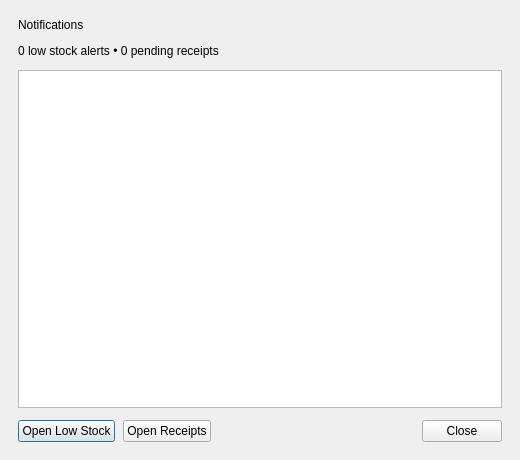
Qt form InventoryQtApp/NotificationDialog.ui (Felipeact/InventoryQtApp) before a commit.
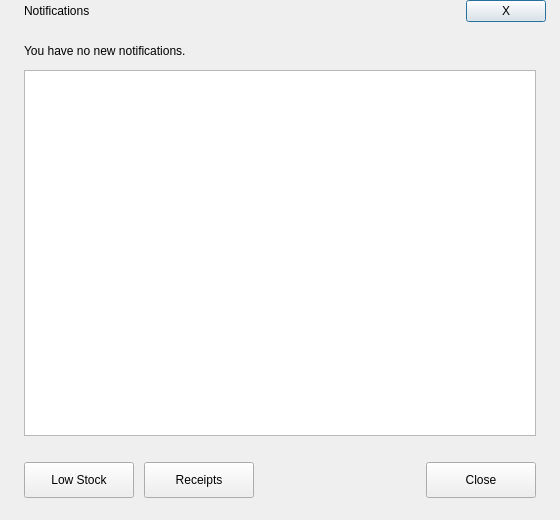
The same form after that commit.

What changed in the file:
```diff
--- a/InventoryQtApp/NotificationDialog.ui
+++ b/InventoryQtApp/NotificationDialog.ui
@@ -1,112 +1,47 @@
 <?xml version="1.0" encoding="UTF-8"?>
 <ui version="4.0">
-	<class>NotificationDialogClass</class>
-	<widget class="QDialog" name="NotificationDialogClass">
-		<property name="geometry">
-			<rect>
-				<x>0</x>
-				<y>0</y>
-				<width>520</width>
-				<height>460</height>
-			</rect>
-		</property>
-		<property name="windowTitle">
-			<string>Notifications</string>
-		</property>
-		<layout class="QVBoxLayout" name="mainLayout">
-			<property name="leftMargin">
-				<number>18</number>
-			</property>
-			<property name="topMargin">
-				<number>18</number>
-			</property>
-			<property name="rightMargin">
-				<number>18</number>
-			</property>
-			<property name="bottomMargin">
-				<number>18</number>
-			</property>
-			<property name="spacing">
-				<number>12</number>
-			</property>
-
-			<item>
-				<widget class="QLabel" name="titleLabel">
-					<property name="text">
-						<string>Notifications</string>
-					</property>
-				</widget>
-			</item>
-
-			<item>
-				<widget class="QLabel" name="summaryLabel">
-					<property name="text">
-						<string>0 low stock alerts • 0 pending receipts</string>
-					</property>
-				</widget>
-			</item>
-
-			<item>
-				<widget class="QTextEdit" name="notificationText">
-					<property name="readOnly">
-						<bool>true</bool>
-					</property>
-					<property name="minimumSize">
-						<size>
-							<width>0</width>
-							<height>300</height>
-						</size>
-					</property>
-				</widget>
-			</item>
-
-			<item>
-				<layout class="QHBoxLayout" name="buttonLayout">
-					<property name="spacing">
-						<number>8</number>
-					</property>
-
-					<item>
-						<widget class="QPushButton" name="openLowStockButton">
-							<property name="text">
-								<string>Open Low Stock</string>
-							</property>
-						</widget>
-					</item>
-
-					<item>
-						<widget class="QPushButton" name="openReceiptsButton">
-							<property name="text">
-								<string>Open Receipts</string>
-							</property>
-						</widget>
-					</item>
-
-					<item>
-						<spacer name="buttonSpacer">
-							<property name="orientation">
-								<enum>Qt::Horizontal</enum>
-							</property>
-							<property name="sizeHint" stdset="0">
-								<size>
-									<width>20</width>
-									<height>20</height>
-								</size>
-							</property>
-						</spacer>
-					</item>
-
-					<item>
-						<widget class="QPushButton" name="closeButton">
-							<property name="text">
-								<string>Close</string>
-							</property>
-						</widget>
-					</item>
-				</layout>
-			</item>
-		</layout>
-	</widget>
-	<resources/>
-	<connections/>
+ <class>NotificationDialogClass</class>
+ <widget class="QDialog" name="NotificationDialogClass">
+  <property name="geometry"><rect><x>0</x><y>0</y><width>560</width><height>520</height></rect></property>
+  <property name="minimumSize"><size><width>560</width><height>520</height></size></property>
+  <property name="windowTitle"><string>Notifications</string></property>
+  <layout class="QVBoxLayout" name="rootLayout">
+   <property name="leftMargin"><number>0</number></property><property name="topMargin"><number>0</number></property>
+   <property name="rightMargin"><number>0</number></property><property name="bottomMargin"><number>0</number></property>
+   <property name="spacing"><number>0</number></property>
+   <item>
+    <widget class="QWidget" name="dialogCard" native="true">
+     <layout class="QVBoxLayout" name="dialogCardLayout">
+      <property name="leftMargin"><number>0</number></property><property name="topMargin"><number>0</number></property>
+      <property name="rightMargin"><number>0</number></property><property name="bottomMargin"><number>0</number></property>
+      <property name="spacing"><number>0</number></property>
+      <item>
+       <widget class="QWidget" name="headerContainer" native="true">
+        <layout class="QHBoxLayout" name="headerLayout">
+         <property name="leftMargin"><number>24</number></property><property name="topMargin"><number>0</number></property>
+         <property name="rightMargin"><number>14</number></property><property name="bottomMargin"><number>0</number></property>
+         <item><widget class="QLabel" name="titleLabel"><property name="text"><string>Notifications</string></property></widget></item>
+         <item><spacer name="headerSpacer"><property name="orientation"><enum>Qt::Horizontal</enum></property><property name="sizeHint" stdset="0"><size><width>40</width><height>20</height></size></property></spacer></item>
+         <item><widget class="QPushButton" name="closeButton"><property name="cursor"><cursorShape>PointingHandCursor</cursorShape></property><property name="text"><string>X</string></property></widget></item>
+        </layout>
+       </widget>
+      </item>
+      <item>
+       <widget class="QWidget" name="formContainer" native="true">
+        <layout class="QVBoxLayout" name="formLayout">
+         <property name="leftMargin"><number>24</number></property><property name="topMargin"><number>22</number></property>
+         <property name="rightMargin"><number>24</number></property><property name="bottomMargin"><number>12</number></property>
+         <property name="spacing"><number>12</number></property>
+         <item><widget class="QLabel" name="summaryLabel"><property name="text"><string>You have no new notifications.</string></property></widget></item><item><widget class="QTextEdit" name="notificationText"><property name="readOnly"><bool>true</bool></property><property name="minimumSize"><size><width>0</width><height>240</height></size></property></widget></item>
+        </layout>
+       </widget>
+      </item>
+      <item><widget class="QWidget" name="footerContainer" native="true"><layout class="QHBoxLayout" name="footerLayout"><property name="leftMargin"><number>24</number></property><property name="topMargin"><number>14</number></property><property name="rightMargin"><number>24</number></property><property name="bottomMargin"><number>22</number></property><property name="spacing"><number>10</number></property><item><widget class="QPushButton" name="openLowStockButton"><property name="minimumSize"><size><width>110</width><height>36</height></size></property><property name="cursor"><cursorShape>PointingHandCursor</cursorShape></property><property name="text"><string>Low Stock</string></property></widget></item><item><widget class="QPushButton" name="openReceiptsButton"><property name="minimumSize"><size><width>110</width><height>36</height></size></property><property name="cursor"><cursorShape>PointingHandCursor</cursorShape></property><property name="text"><string>Receipts</string></property></widget></item><item><spacer name="footerSpacer"><property name="orientation"><enum>Qt::Horizontal</enum></property><property name="sizeHint" stdset="0"><size><width>40</width><height>20</height></size></property></spacer></item><item><widget class="QPushButton" name="closeBottomButton2"><property name="minimumSize"><size><width>110</width><height>36</height></size></property><property name="cursor"><cursorShape>PointingHandCursor</cursorShape></property><property name="text"><string>Close</string></property><property name="variant" stdset="0"><string>primary</string></property></widget></item></layout></widget></item>
+     </layout>
+    </widget>
+   </item>
+  </layout>
+ </widget>
+ <resources/>
+ <connections/>
 </ui>
```
